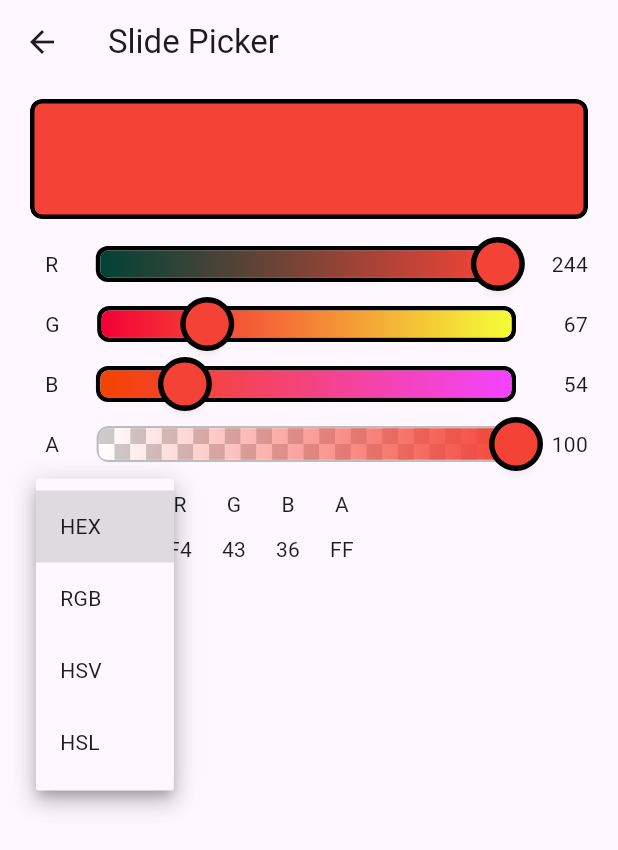
After one commit to IGLU-Agency/iglu-color-picker-flutter, a Flutter app: the SlidePickerDetail screen opened directly, after a tap on "HEX", on a phone screen of 412 x 824 dp. The commit adds this screen. Shown: the top 850 px of the screen. Run offline on Flutter 3.47's test engine with Material 2 defaults, Android fonts, the phone set to English and light mode, and no system bars.

Commit message:
features: added hue ring picker and slide picker

```diff
--- /dev/null
+++ b/example/lib/slide_picker_detail.dart
@@ -0,0 +1,38 @@
+// IGLU COLOR PICKER EXAMPLE
+//
+// Copyright © 2020 - 2023 IGLU. All rights reserved.
+// Copyright © 2020 - 2023 IGLU S.r.l.s.
+//
+
+import 'package:flutter/foundation.dart';
+import 'package:flutter/material.dart';
+import 'package:iglu_color_picker_flutter/iglu_color_picker_flutter.dart';
+
+class SlidePickerDetail extends StatefulWidget {
+  const SlidePickerDetail({super.key});
+
+  @override
+  State<SlidePickerDetail> createState() => _SlidePickerDetailState();
+}
+
+class _SlidePickerDetailState extends State<SlidePickerDetail> {
+  @override
+  Widget build(BuildContext context) {
+    return Scaffold(
+      appBar: AppBar(
+        title: const Text('Slide Picker'),
+      ),
+      body: SingleChildScrollView(
+        child: IGSlidePicker(
+          currentColor: Colors.red,
+          showColorIndicator: true,
+          onColorChanged: (color) {
+            if (kDebugMode) {
+              print(color);
+            }
+          },
+        ),
+      ),
+    );
+  }
+}
--- a/lib/iglu_color_picker_flutter.dart
+++ b/lib/iglu_color_picker_flutter.dart
@@ -33,5 +33,5 @@ export './widgets/color_picker_hue_ring.dart';
 export './widgets/color_picker_input.dart';
 export './widgets/color_picker_label.dart';
 export './widgets/color_picker_slider.dart';
-//export './widgets/hue_ring_picker.dart';
-//export './widgets/slide_picker.dart';
+export './widgets/hue_ring_picker.dart';
+export './widgets/slide_picker.dart';
--- a/lib/widgets/color_picker.dart
+++ b/lib/widgets/color_picker.dart
@@ -18,7 +18,6 @@ class IGColorPicker extends StatefulWidget {
     this.paletteType = IGPaletteType.hsvWithHue,
     this.currentColor,
     this.onColorChanged,
-
     //HISTORY
     this.historyColorsBuilder,
     this.colorHistory,
@@ -95,7 +94,6 @@ class IGColorPicker extends StatefulWidget {
   final double? areaBorderWidth;
 
   //DECORATION COLOR PICKER INPUT BAR
-
   final bool showInputBar;
   final double? inputBarRadius;
   final Color? inputBarBorderColor;
--- a/lib/widgets/color_picker_hue_ring.dart
+++ b/lib/widgets/color_picker_hue_ring.dart
@@ -17,12 +17,16 @@ class IGColorPickerHueRing extends StatelessWidget {
     super.key,
     this.displayThumbColor = true,
     this.strokeWidth = 5.0,
+    this.borderWidth,
+    this.borderColor,
   });
 
   final HSVColor hsvColor;
   final ValueChanged<HSVColor> onColorChanged;
   final bool displayThumbColor;
   final double strokeWidth;
+  final double? borderWidth;
+  final Color? borderColor;
 
   void _handleGesture(
     Offset position,
@@ -84,6 +88,8 @@ class IGColorPickerHueRing extends StatelessWidget {
               hsvColor,
               displayThumbColor: displayThumbColor,
               strokeWidth: strokeWidth,
+              borderColor: borderColor,
+              borderWidth: borderWidth,
             ),
           ),
         );
--- a/lib/widgets/slide_picker.dart
+++ b/lib/widgets/slide_picker.dart
@@ -10,41 +10,82 @@ import 'package:iglu_color_picker_flutter/iglu_color_picker_flutter.dart';
 /// The Color Picker with sliders only. Support HSV, HSL and RGB color model.
 class IGSlidePicker extends StatefulWidget {
   const IGSlidePicker({
-    required this.pickerColor,
-    required this.onColorChanged,
     super.key,
+    this.currentColor,
+    this.onColorChanged,
     this.colorModel = IGColorModel.rgb,
+    //DECORATION COLOR INDICATOR
+    this.showColorIndicator = false,
+    this.colorIndicatorHeight,
+    this.colorIndicatorBorderColor,
+    this.colorIndicatorBorderWidth,
+    this.colorIndicatorRadius,
+    this.colorIndicatorAlignmentBegin = const Alignment(-1, -3),
+    this.colorIndicatorAlignmentEnd = const Alignment(1, 3),
+    //DECORATION COLOR PICKER SLIDER
+    this.showSlider = true,
+    this.showSliderParams = true,
+    this.showSliderText = true,
+    this.sliderRadius,
+    this.sliderBorderColor,
+    this.sliderBorderWidth,
+    this.sliderTextStyle,
+    this.displayThumbColor = true,
+    //DECORATION COLOR PICKER ALPHA SLIDER
     this.enableAlpha = true,
-    this.sliderSize = const Size(260, 40),
-    this.showSliderText = true,
-    this.sliderTextStyle,
-    this.showParams = true,
-    this.labelTypes = const [],
-    this.labelTextStyle,
-    this.showIndicator = true,
-    this.indicatorSize = const Size(280, 50),
-    this.indicatorAlignmentBegin = const Alignment(-1, -3),
-    this.indicatorAlignmentEnd = const Alignment(1, 3),
-    this.displayThumbColor = true,
-    this.indicatorBorderRadius = BorderRadius.zero,
+    this.alphaSliderRadius,
+    this.alphaSliderBorderColor,
+    this.alphaSliderBorderWidth,
+    //ALL VIEWS DECORATION
+    this.padding,
+    this.elementSpacing = 10,
+    //DECORATION COLOR PICKER COLOR DETAILS
+    this.colorDetailsLabelTypes = const [
+      IGColorLabelType.hex,
+      IGColorLabelType.rgb,
+      IGColorLabelType.hsv,
+      IGColorLabelType.hsl
+    ],
+    this.colorDetailsWidget,
   });
 
-  final Color pickerColor;
-  final ValueChanged<Color> onColorChanged;
+  //GENERAL
+  final Color? currentColor;
+  final ValueChanged<Color>? onColorChanged;
   final IGColorModel colorModel;
+  //DECORATION COLOR INDICATOR
+  final bool showColorIndicator;
+  final double? colorIndicatorHeight;
+  final Color? colorIndicatorBorderColor;
+  final double? colorIndicatorBorderWidth;
+  final double? colorIndicatorRadius;
+  final AlignmentGeometry colorIndicatorAlignmentBegin;
+  final AlignmentGeometry colorIndicatorAlignmentEnd;
+  //DECORATION COLOR PICKER SLIDER
+  final bool showSlider;
+  final bool showSliderParams;
+  final bool showSliderText;
+  final double? sliderRadius;
+  final Color? sliderBorderColor;
+  final double? sliderBorderWidth;
+  final TextStyle? sliderTextStyle;
+  final bool displayThumbColor;
+  //DECORATION COLOR PICKER ALPHA SLIDER
   final bool enableAlpha;
-  final Size sliderSize;
-  final bool showSliderText;
-  final TextStyle? sliderTextStyle;
-  final bool showParams;
-  final List<IGColorLabelType> labelTypes;
-  final TextStyle? labelTextStyle;
-  final bool showIndicator;
-  final Size indicatorSize;
-  final AlignmentGeometry indicatorAlignmentBegin;
-  final AlignmentGeometry indicatorAlignmentEnd;
-  final bool displayThumbColor;
-  final BorderRadius indicatorBorderRadius;
+  final double? alphaSliderRadius;
+  final Color? alphaSliderBorderColor;
+  final double? alphaSliderBorderWidth;
+  //ALL VIEWS DECORATION
+  final EdgeInsetsGeometry? padding;
+  final double elementSpacing;
+  //DECORATION COLOR PICKER COLOR DETAILS
+  final List<IGColorLabelType> colorDetailsLabelTypes;
+  final Widget Function(
+    List<String> hex,
+    List<String> rgb,
+    List<String> hsv,
+    List<String> hsl,
+  )? colorDetailsWidget;
 
   @override
   State<StatefulWidget> createState() => _IGSlidePickerState();
@@ -56,53 +97,124 @@ class _IGSlidePickerState extends State<IGSlidePicker> {
   @override
   void initState() {
     super.initState();
-    currentHsvColor = HSVColor.fromColor(widget.pickerColor);
+    currentHsvColor = HSVColor.fromColor(widget.currentColor ?? Colors.red);
   }
 
   @override
   void didUpdateWidget(IGSlidePicker oldWidget) {
     super.didUpdateWidget(oldWidget);
-    currentHsvColor = HSVColor.fromColor(widget.pickerColor);
+    currentHsvColor = HSVColor.fromColor(widget.currentColor ?? Colors.red);
   }
 
-  Widget colorPickerSlider(IGTrackType trackType) {
-    return IGColorPickerSlider(
-      trackType: trackType,
-      hsvColor: currentHsvColor,
-      onColorChanged: (HSVColor color) {
-        setState(() => currentHsvColor = color);
-        widget.onColorChanged(currentHsvColor.toColor());
-      },
-      displayThumbColor: widget.displayThumbColor,
-      fullThumbColor: true,
+  @override
+  Widget build(BuildContext context) {
+    final fontSize = Theme.of(context).textTheme.bodyMedium?.fontSize ?? 16;
+
+    final trackTypes = <IGTrackType>[
+      if (widget.colorModel == IGColorModel.hsv) ...[
+        IGTrackType.hue,
+        IGTrackType.saturation,
+        IGTrackType.value
+      ],
+      if (widget.colorModel == IGColorModel.hsl) ...[
+        IGTrackType.hue,
+        IGTrackType.saturationForHSL,
+        IGTrackType.lightness
+      ],
+      if (widget.colorModel == IGColorModel.rgb) ...[
+        IGTrackType.red,
+        IGTrackType.green,
+        IGTrackType.blue
+      ],
+      if (widget.enableAlpha) ...[IGTrackType.alpha],
+    ];
+    final sliders = [
+      for (IGTrackType trackType in trackTypes)
+        Row(
+          children: <Widget>[
+            if (widget.showSliderText)
+              Padding(
+                padding: const EdgeInsets.symmetric(horizontal: 10),
+                child: Text(
+                  trackType.toString().split('.').last[0].toUpperCase(),
+                  style: widget.sliderTextStyle ??
+                      Theme.of(context).textTheme.bodyMedium,
+                ),
+              ),
+            Expanded(child: colorPickerSlider(trackType)),
+            if (widget.showSliderParams)
+              ConstrainedBox(
+                constraints: BoxConstraints(minWidth: fontSize * 2 + 5),
+                child: Text(
+                  getColorParams(trackTypes.indexOf(trackType)),
+                  style: widget.sliderTextStyle ??
+                      Theme.of(context).textTheme.bodyMedium,
+                  textAlign: TextAlign.right,
+                ),
+              ),
+          ],
+        ),
+    ];
+
+    return Padding(
+      padding: widget.padding ??
+          const EdgeInsets.symmetric(vertical: 10, horizontal: 20),
+      child: Column(
+        crossAxisAlignment: CrossAxisAlignment.stretch,
+        children: <Widget>[
+          if (widget.showColorIndicator) colorIndicator,
+          if (widget.showColorIndicator) space,
+          ...sliders,
+          space,
+
+          //COLOR TYPES SPEC
+          if (widget.colorDetailsLabelTypes.isNotEmpty ||
+              widget.colorDetailsWidget != null)
+            IGColorPickerLabel(
+              currentHsvColor,
+              enableAlpha: widget.enableAlpha,
+              colorLabelTypes: widget.colorDetailsLabelTypes,
+              widget: widget.colorDetailsWidget,
+            ),
+        ],
+      ),
     );
   }
 
-  Widget indicator() {
+  //WIDGETS
+  Widget get colorIndicator {
     return ClipRRect(
-      borderRadius: widget.indicatorBorderRadius,
+      borderRadius: BorderRadius.all(
+        Radius.circular(widget.colorIndicatorRadius ?? 8),
+      ),
       clipBehavior: Clip.antiAliasWithSaveLayer,
       child: GestureDetector(
         onTap: () {
           setState(
-            () => currentHsvColor = HSVColor.fromColor(widget.pickerColor),
+            () => currentHsvColor =
+                HSVColor.fromColor(widget.currentColor ?? Colors.red),
           );
-          widget.onColorChanged(currentHsvColor.toColor());
+          widget.onColorChanged?.call(currentHsvColor.toColor());
         },
         child: Container(
-          width: widget.indicatorSize.width,
-          height: widget.indicatorSize.height,
-          margin: const EdgeInsets.only(bottom: 15),
+          height: widget.colorIndicatorHeight ?? 80,
           foregroundDecoration: BoxDecoration(
+            border: Border.all(
+              color: widget.colorIndicatorBorderColor ?? Colors.black,
+              width: widget.colorIndicatorBorderWidth ?? 3,
+            ),
+            borderRadius: BorderRadius.all(
+              Radius.circular(widget.colorIndicatorRadius ?? 8),
+            ),
             gradient: LinearGradient(
               colors: [
-                widget.pickerColor,
-                widget.pickerColor,
+                widget.currentColor ?? Colors.red,
+                widget.currentColor ?? Colors.red,
                 currentHsvColor.toColor(),
                 currentHsvColor.toColor(),
               ],
-              begin: widget.indicatorAlignmentBegin,
-              end: widget.indicatorAlignmentEnd,
+              begin: widget.colorIndicatorAlignmentBegin,
+              end: widget.colorIndicatorAlignmentEnd,
               stops: const [0.0, 0.5, 0.5, 1.0],
             ),
           ),
@@ -112,6 +224,32 @@ class _IGSlidePickerState extends State<IGSlidePicker> {
     );
   }
 
+  Widget get space {
+    return SizedBox(height: widget.elementSpacing);
+  }
+
+  Widget colorPickerSlider(IGTrackType trackType) {
+    return IGColorPickerSlider(
+      trackType: trackType,
+      hsvColor: currentHsvColor,
+      onColorChanged: (HSVColor color) {
+        setState(() => currentHsvColor = color);
+        widget.onColorChanged?.call(currentHsvColor.toColor());
+      },
+      displayThumbColor: widget.displayThumbColor,
+      borderColor: trackType == IGTrackType.alpha
+          ? widget.alphaSliderBorderColor ?? Colors.grey.shade400
+          : widget.sliderBorderColor ?? Colors.black,
+      borderWidth: trackType == IGTrackType.alpha
+          ? widget.alphaSliderBorderWidth ?? 1.5
+          : widget.sliderBorderWidth ?? 3,
+      radius: trackType == IGTrackType.alpha
+          ? widget.alphaSliderRadius
+          : widget.sliderRadius,
+    );
+  }
+
+  //UTILS
   String getColorParams(int pos) {
     assert(pos >= 0 && pos < 4, '');
     if (widget.colorModel == IGColorModel.rgb) {
@@ -141,81 +279,4 @@ class _IGSlidePickerState extends State<IGSlidePicker> {
       return '??';
     }
   }
-
-  @override
-  Widget build(BuildContext context) {
-    var fontSize = 14;
-    if (widget.labelTextStyle != null &&
-        widget.labelTextStyle?.fontSize != null) {
-      fontSize = widget.labelTextStyle?.fontSize?.toInt() ?? 14;
-    }
-    final trackTypes = <IGTrackType>[
-      if (widget.colorModel == IGColorModel.hsv) ...[
-        IGTrackType.hue,
-        IGTrackType.saturation,
-        IGTrackType.value
-      ],
-      if (widget.colorModel == IGColorModel.hsl) ...[
-        IGTrackType.hue,
-        IGTrackType.saturationForHSL,
-        IGTrackType.lightness
-      ],
-      if (widget.colorModel == IGColorModel.rgb) ...[
-        IGTrackType.red,
-        IGTrackType.green,
-        IGTrackType.blue
-      ],
-      if (widget.enableAlpha) ...[IGTrackType.alpha],
-    ];
-    final sliders = <SizedBox>[
-      for (IGTrackType trackType in trackTypes)
-        SizedBox(
-          width: widget.sliderSize.width,
-          height: widget.sliderSize.height,
-          child: Row(
-            children: <Widget>[
-              if (widget.showSliderText)
-                Padding(
-                  padding: const EdgeInsets.symmetric(horizontal: 10),
-                  child: Text(
-                    trackType.toString().split('.').last[0].toUpperCase(),
-                    style: widget.sliderTextStyle ??
-                        Theme.of(context).textTheme.bodyLarge,
-                  ),
-                ),
-              Expanded(child: colorPickerSlider(trackType)),
-              if (widget.showParams)
-                ConstrainedBox(
-                  constraints: BoxConstraints(minWidth: fontSize * 2 + 5),
-                  child: Text(
-                    getColorParams(trackTypes.indexOf(trackType)),
-                    style: widget.sliderTextStyle ??
-                        Theme.of(context).textTheme.bodyMedium,
-                    textAlign: TextAlign.right,
-                  ),
-                ),
-            ],
-          ),
-        ),
-    ];
-
-    return Column(
-      mainAxisAlignment: MainAxisAlignment.center,
-      children: <Widget>[
-        if (widget.showIndicator) indicator(),
-        if (!widget.showIndicator) const SizedBox(height: 20),
-        ...sliders,
-        const SizedBox(height: 20),
-        if (widget.labelTypes.isNotEmpty)
-          Padding(
-            padding: const EdgeInsets.only(bottom: 20),
-            child: IGColorPickerLabel(
-              currentHsvColor,
-              enableAlpha: widget.enableAlpha,
-              colorLabelTypes: widget.labelTypes,
-            ),
-          ),
-      ],
-    );
-  }
 }
--- a/pubspec.yaml
+++ b/pubspec.yaml
@@ -1,6 +1,6 @@
 name: iglu_color_picker_flutter
 description: Highly customizable color picker for Flutter
-version: 1.0.1
+version: 1.0.2
 homepage: https://github.com/IGLU-Agency/iglu-color-picker-flutter
 
 environment:
```
Also changed, not shown: example/lib/hue_ring_picker_detail.dart (added, +36 -0 lines), example/lib/main.dart (+38 -6 lines), lib/utils/painters/hue_ring_painter.dart (+27 -2 lines), lib/widgets/hue_ring_picker.dart (+114 -119 lines), example/pubspec.lock, 2 other files.
